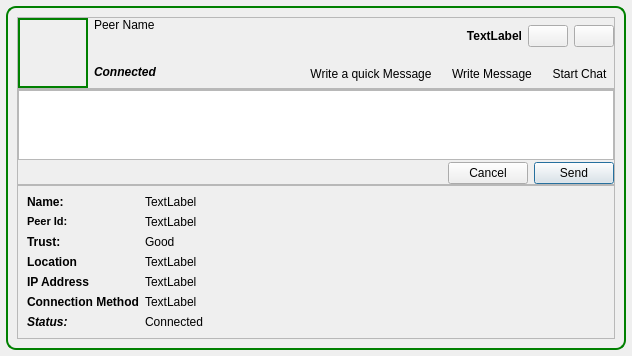
Qt form retroshare-gui/src/gui/feeds/PeerItem.ui (RetroShare/RetroShare) before a commit.
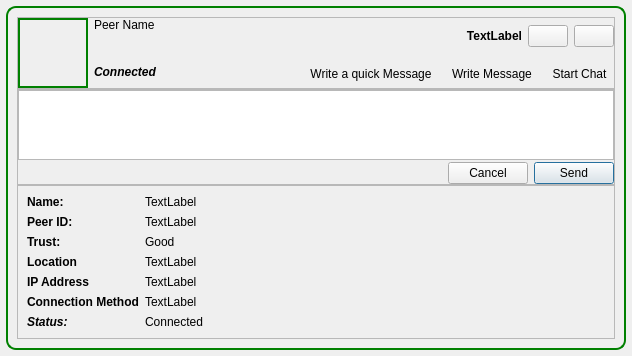
The same form after that commit. Icons and pictures are not drawn.

Diff of the .ui file:
```diff
--- a/retroshare-gui/src/gui/feeds/PeerItem.ui
+++ b/retroshare-gui/src/gui/feeds/PeerItem.ui
@@ -387,11 +387,7 @@
                 </font>
                </property>
                <property name="text">
-                <string>&lt;!DOCTYPE HTML PUBLIC &quot;-//W3C//DTD HTML 4.0//EN&quot; &quot;http://www.w3.org/TR/REC-html40/strict.dtd&quot;&gt;
-&lt;html&gt;&lt;head&gt;&lt;meta name=&quot;qrichtext&quot; content=&quot;1&quot; /&gt;&lt;style type=&quot;text/css&quot;&gt;
-p, li { white-space: pre-wrap; }
-&lt;/style&gt;&lt;/head&gt;&lt;body style=&quot; font-family:'MS Shell Dlg 2'; font-size:8.25pt; font-weight:600; font-style:normal;&quot;&gt;
-&lt;p style=&quot; margin-top:0px; margin-bottom:0px; margin-left:0px; margin-right:0px; -qt-block-indent:0; text-indent:0px;&quot;&gt;&lt;span style=&quot; font-size:8pt;&quot;&gt;Peer Id:&lt;/span&gt;&lt;/p&gt;&lt;/body&gt;&lt;/html&gt;</string>
+                <string>Peer ID:</string>
                </property>
               </widget>
              </item>
```
Left out of the diff: 23 changed lines with no effect on the pictures.
